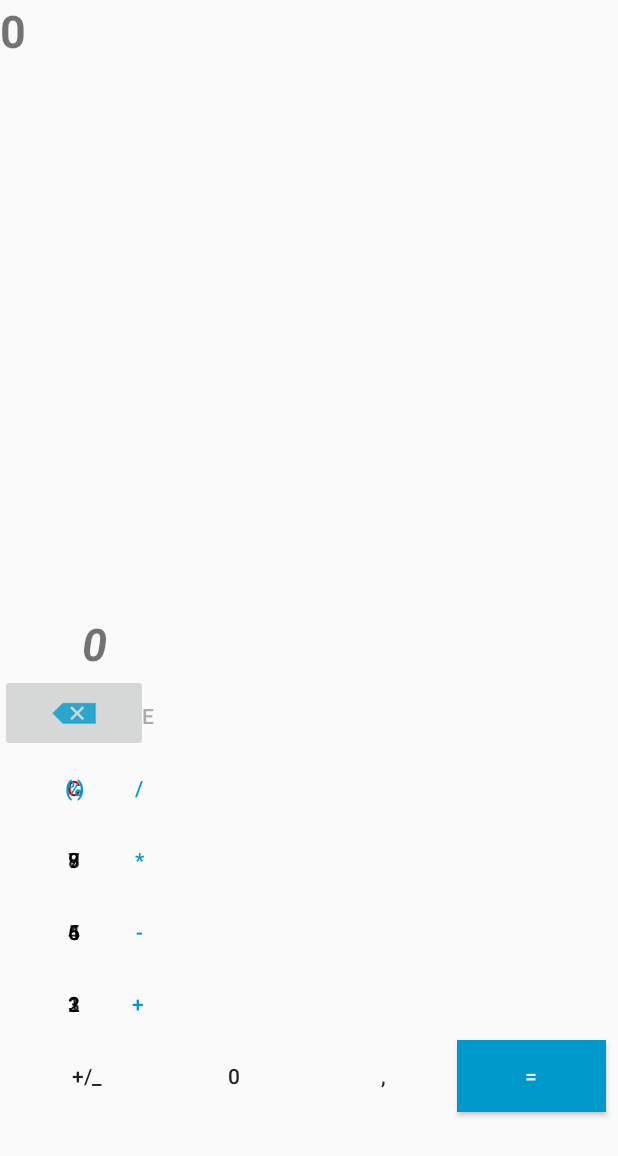
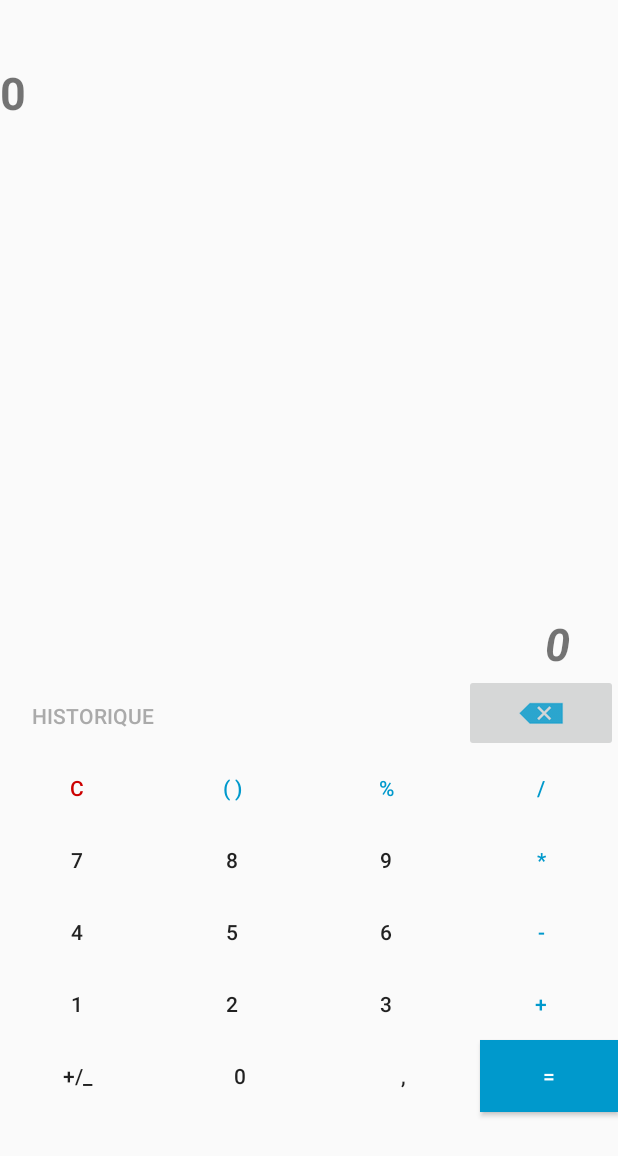
Before and after one commit to lebenef/-CaculatriceAndroid2, an Android app: the screen it shows after launch (MainActivity), on a phone screen of 412 x 824 dp. Shown: the top 1156 px of the screen. Run offline under Robolectric (Android 15) with nearby library versions, the phone set to English and light mode, and no system bars; our stand-ins replace Room's generated code.

Commit message:
LayoutPortraitFinal

```diff
--- a/app/src/main/res/layout/activity_main.xml
+++ b/app/src/main/res/layout/activity_main.xml
@@ -9,18 +9,18 @@
 
     <TextView
         android:id="@+id/textCalc"
-        android:layout_width="752dp"
+        android:layout_width="match_parent"
         android:layout_height="wrap_content"
         android:gravity="top"
         android:text="@string/calc"
         android:textSize="30sp"
         android:textStyle="bold"
-        tools:layout_editor_absoluteX="8dp"
-        tools:layout_editor_absoluteY="8dp" />
+        app:layout_constraintLeft_toRightOf="@+id/guideline3"
+        app:layout_constraintTop_toBottomOf="@+id/guideline7" />
 
     <TextView
         android:id="@+id/textResult"
-        android:layout_width="0dp"
+        android:layout_width="match_parent"
         android:layout_height="wrap_content"
         android:gravity="right"
         android:paddingRight="32dp"
@@ -29,8 +29,8 @@
         android:textStyle="bold|italic"
         android:visibility="visible"
         app:layout_constraintBottom_toTopOf="@+id/buttonDelete"
-        app:layout_constraintWidth_percent="0.25"
-        tools:layout_editor_absoluteX="568dp" />
+        app:layout_constraintRight_toLeftOf="@+id/guideline2"
+        app:layout_constraintWidth_percent="0.25" />
 
     <Button
         android:id="@+id/buttonHisto"
@@ -42,8 +42,8 @@
         android:text="@string/historique"
         android:textColor="@android:color/darker_gray"
         app:layout_constraintBottom_toTopOf="@+id/buttonC"
-        app:layout_constraintWidth_percent="0.30"
-        tools:layout_editor_absoluteX="0dp" />
+        app:layout_constraintLeft_toRightOf="@+id/guideline3"
+        app:layout_constraintWidth_percent="0.30" />
 
     <ImageButton
         android:id="@+id/buttonDelete"
@@ -53,9 +53,9 @@
         android:onClick="btnDelete"
         android:tint="@android:color/holo_blue_dark"
         app:layout_constraintBottom_toTopOf="@+id/buttonDiv"
-        app:layout_constraintWidth_percent="0.24"
-        app:srcCompat="@android:drawable/ic_input_delete"
-        tools:layout_editor_absoluteX="576dp" />
+        app:layout_constraintRight_toLeftOf="@+id/guideline2"
+        app:layout_constraintWidth_percent="0.25"
+        app:srcCompat="@android:drawable/ic_input_delete" />
 
 
     <Button
@@ -67,8 +67,8 @@
         android:text="@string/c"
         android:textColor="@android:color/holo_red_dark"
         app:layout_constraintBottom_toTopOf="@+id/button7"
-        app:layout_constraintWidth_percent="0.24"
-        tools:layout_editor_absoluteX="8dp" />
+        app:layout_constraintLeft_toRightOf="@+id/guideline3"
+        app:layout_constraintWidth_percent="0.25" />
 
     <Button
         android:id="@+id/buttonPar"
@@ -79,8 +79,8 @@
         android:text="@string/para"
         android:textColor="@android:color/holo_blue_dark"
         app:layout_constraintBottom_toTopOf="@+id/button8"
-        app:layout_constraintWidth_percent="0.24"
-        tools:layout_editor_absoluteX="193dp" />
+        app:layout_constraintLeft_toRightOf="@+id/buttonC"
+        app:layout_constraintWidth_percent="0.25" />
 
     <Button
         android:id="@+id/buttonPour"
@@ -91,20 +91,21 @@
         android:text="@string/pou"
         android:textColor="@android:color/holo_blue_dark"
         app:layout_constraintBottom_toTopOf="@+id/button9"
-        app:layout_constraintWidth_percent="0.24"
-        tools:layout_editor_absoluteX="378dp" />
+        app:layout_constraintLeft_toRightOf="@+id/buttonPar"
+        app:layout_constraintWidth_percent="0.25" />
 
     <Button
         android:id="@+id/buttonDiv"
         style="@style/Widget.AppCompat.Button.Borderless"
-        android:layout_width="185dp"
+        android:layout_width="0dp"
         android:layout_height="wrap_content"
         android:onClick="btnDiv"
         android:text="@string/div"
         android:textColor="@android:color/holo_blue_dark"
         app:layout_constraintBottom_toTopOf="@+id/buttonMul"
-        app:layout_constraintWidth_percent="0.24"
-        tools:layout_editor_absoluteX="569dp" />
+        app:layout_constraintLeft_toRightOf="@+id/buttonPour"
+        app:layout_constraintRight_toLeftOf="@+id/guideline2"
+        app:layout_constraintWidth_percent="0.25" />
 
     <Button
         android:id="@+id/button8"
@@ -114,8 +115,8 @@
         android:onClick="btn8"
         android:text="@string/_8"
         app:layout_constraintBottom_toTopOf="@+id/button5"
-        app:layout_constraintWidth_percent="0.24"
-        tools:layout_editor_absoluteX="193dp" />
+        app:layout_constraintLeft_toRightOf="@+id/button7"
+        app:layout_constraintWidth_percent="0.25" />
 
     <Button
         android:id="@+id/button6"
@@ -125,21 +126,19 @@
         android:onClick="btn6"
         android:text="@string/_6"
         app:layout_constraintBottom_toTopOf="@+id/button3"
-        app:layout_constraintWidth_percent="0.24"
-        tools:layout_editor_absoluteX="378dp" />
+        app:layout_constraintLeft_toRightOf="@+id/button5"
+        app:layout_constraintWidth_percent="0.25" />
 
     <Button
         android:id="@+id/buttonPlusMoins"
         style="@style/Widget.AppCompat.Button.Borderless"
         android:layout_width="0dp"
         android:layout_height="wrap_content"
-        android:layout_marginStart="8dp"
-        android:layout_marginLeft="8dp"
         android:onClick="btnPlusMoins"
         android:text="@string/pm"
         app:layout_constraintBottom_toTopOf="@+id/guideline"
-        app:layout_constraintStart_toStartOf="parent"
-        app:layout_constraintWidth_percent="0.24" />
+        app:layout_constraintLeft_toRightOf="@+id/guideline3"
+        app:layout_constraintWidth_percent="0.25" />
 
     <Button
         android:id="@+id/buttonVir"
@@ -150,8 +149,8 @@
         android:onClick="btnVir"
         android:text="@string/vir"
         app:layout_constraintBottom_toTopOf="@+id/guideline"
-        app:layout_constraintStart_toEndOf="@+id/button0"
-        app:layout_constraintWidth_percent="0.24" />
+        app:layout_constraintRight_toLeftOf="@+id/buttonEgal"
+        app:layout_constraintWidth_percent="0.25" />
 
     <Button
         android:id="@+id/button1"
@@ -161,8 +160,8 @@
         android:onClick="btn1"
         android:text="@string/_1"
         app:layout_constraintBottom_toTopOf="@+id/buttonPlusMoins"
-        app:layout_constraintWidth_percent="0.24"
-        tools:layout_editor_absoluteX="8dp" />
+        app:layout_constraintLeft_toRightOf="@+id/guideline3"
+        app:layout_constraintWidth_percent="0.25" />
 
     <Button
         android:id="@+id/button3"
@@ -172,8 +171,8 @@
         android:onClick="btn3"
         android:text="@string/_3"
         app:layout_constraintBottom_toTopOf="@+id/buttonVir"
-        app:layout_constraintWidth_percent="0.24"
-        tools:layout_editor_absoluteX="378dp" />
+        app:layout_constraintLeft_toRightOf="@+id/button2"
+        app:layout_constraintWidth_percent="0.25" />
 
     <Button
         android:id="@+id/button0"
@@ -184,8 +183,9 @@
         android:onClick="btn0"
         android:text="@string/_0"
         app:layout_constraintBottom_toTopOf="@+id/guideline"
-        app:layout_constraintStart_toEndOf="@+id/buttonPlusMoins"
-        app:layout_constraintWidth_percent="0.24" />
+        app:layout_constraintLeft_toRightOf="@+id/buttonPlusMoins"
+        app:layout_constraintRight_toLeftOf="@+id/buttonVir"
+        app:layout_constraintWidth_percent="0.25" />
 
     <Button
         android:id="@+id/button7"
@@ -195,25 +195,22 @@
         android:onClick="btn7"
         android:text="@string/_7"
         app:layout_constraintBottom_toTopOf="@+id/button4"
-        app:layout_constraintWidth_percent="0.24"
-        tools:layout_editor_absoluteX="8dp" />
+        app:layout_constraintLeft_toRightOf="@+id/guideline3"
+        app:layout_constraintWidth_percent="0.25" />
 
     <Button
         android:id="@+id/buttonEgal"
         style="@style/Widget.AppCompat.Button.Colored"
-        android:layout_width="0dp"
+        android:layout_width="92dp"
         android:layout_height="wrap_content"
         android:layout_gravity="bottom"
-        android:layout_marginEnd="8dp"
-        android:layout_marginRight="8dp"
         android:background="@android:color/holo_blue_dark"
         android:onClick="btnEgal"
         android:text="@string/ega"
         android:textColor="@android:color/background_light"
         app:layout_constraintBottom_toTopOf="@+id/guideline"
-        app:layout_constraintEnd_toEndOf="parent"
-        app:layout_constraintStart_toEndOf="@+id/buttonVir"
-        app:layout_constraintWidth_percent="0.24" />
+        app:layout_constraintRight_toLeftOf="@+id/guideline2"
+        app:layout_constraintWidth_percent="0.25" />
 
     <Button
         android:id="@+id/button4"
@@ -223,32 +220,34 @@
         android:onClick="btn4"
         android:text="@string/_4"
         app:layout_constraintBottom_toTopOf="@+id/button1"
-        app:layout_constraintWidth_percent="0.24"
-        tools:layout_editor_absoluteX="8dp" />
+        app:layout_constraintLeft_toRightOf="@+id/guideline3"
+        app:layout_constraintWidth_percent="0.25" />
 
     <Button
         android:id="@+id/buttonPlus"
         style="@style/Widget.AppCompat.Button.Borderless"
-        android:layout_width="184dp"
+        android:layout_width="0dp"
         android:layout_height="wrap_content"
         android:onClick="btnPlus"
         android:text="@string/plu"
         android:textColor="@android:color/holo_blue_dark"
         app:layout_constraintBottom_toTopOf="@+id/buttonEgal"
-        app:layout_constraintWidth_percent="0.24"
-        tools:layout_editor_absoluteX="569dp" />
+        app:layout_constraintLeft_toRightOf="@+id/button3"
+        app:layout_constraintRight_toLeftOf="@+id/guideline2"
+        app:layout_constraintWidth_percent="0.25" />
 
     <Button
         android:id="@+id/buttonMul"
         style="@style/Widget.AppCompat.Button.Borderless"
-        android:layout_width="185dp"
+        android:layout_width="0dp"
         android:layout_height="wrap_content"
         android:onClick="btnMul"
         android:text="@string/mul"
         android:textColor="@android:color/holo_blue_dark"
         app:layout_constraintBottom_toTopOf="@+id/buttonMoins"
-        app:layout_constraintWidth_percent="0.24"
-        tools:layout_editor_absoluteX="569dp" />
+        app:layout_constraintLeft_toRightOf="@+id/button9"
+        app:layout_constraintRight_toLeftOf="@+id/guideline2"
+        app:layout_constraintWidth_percent="0.25" />
 
     <Button
         android:id="@+id/button9"
@@ -258,8 +257,8 @@
         android:onClick="btn9"
         android:text="@string/_9"
         app:layout_constraintBottom_toTopOf="@+id/button6"
-        app:layout_constraintWidth_percent="0.24"
-        tools:layout_editor_absoluteX="378dp" />
+        app:layout_constraintLeft_toRightOf="@+id/button8"
+        app:layout_constraintWidth_percent="0.25" />
 
     <Button
         android:id="@+id/button5"
@@ -269,8 +268,8 @@
         android:onClick="btn5"
         android:text="@string/_5"
         app:layout_constraintBottom_toTopOf="@+id/button2"
-        app:layout_constraintWidth_percent="0.24"
-        tools:layout_editor_absoluteX="193dp" />
+        app:layout_constraintLeft_toRightOf="@+id/button4"
+        app:layout_constraintWidth_percent="0.25" />
 
     <Button
         android:id="@+id/button2"
@@ -280,21 +279,22 @@
         android:onClick="btn2"
         android:text="@string/_2"
         app:layout_constraintBottom_toTopOf="@+id/button0"
-        app:layout_constraintWidth_percent="0.24"
-        tools:layout_editor_absoluteX="193dp" />
+        app:layout_constraintLeft_toRightOf="@+id/button1"
+        app:layout_constraintWidth_percent="0.25" />
 
     <Button
         android:id="@+id/buttonMoins"
         style="@style/Widget.AppCompat.Button.Borderless"
-        android:layout_width="185dp"
+        android:layout_width="0dp"
         android:layout_height="wrap_content"
         android:layout_gravity="bottom"
         android:onClick="btnMoins"
         android:text="@string/moi"
         android:textColor="@android:color/holo_blue_dark"
         app:layout_constraintBottom_toTopOf="@+id/buttonPlus"
-        app:layout_constraintWidth_percent="0.24"
-        tools:layout_editor_absoluteX="569dp" />
+        app:layout_constraintLeft_toRightOf="@+id/button6"
+        app:layout_constraintRight_toLeftOf="@+id/guideline2"
+        app:layout_constraintWidth_percent="0.25" />
 
     <android.support.constraint.Guideline
         android:id="@+id/guideline"
@@ -303,4 +303,32 @@
         android:orientation="horizontal"
         app:layout_constraintGuide_percent="0.90" />
 
+    <android.support.constraint.Guideline
+        android:id="@+id/guideline2"
+        android:layout_width="wrap_content"
+        android:layout_height="wrap_content"
+        android:orientation="vertical"
+        app:layout_constraintGuide_percent="1" />
+
+    <android.support.constraint.Guideline
+        android:id="@+id/guideline3"
+        android:layout_width="wrap_content"
+        android:layout_height="wrap_content"
+        android:orientation="vertical"
+        app:layout_constraintGuide_percent="0" />
+
+    <android.support.constraint.Guideline
+        android:id="@+id/guideline4"
+        android:layout_width="wrap_content"
+        android:layout_height="wrap_content"
+        android:orientation="horizontal"
+        app:layout_constraintGuide_percent="0.3" />
+
+    <android.support.constraint.Guideline
+        android:id="@+id/guideline7"
+        android:layout_width="wrap_content"
+        android:layout_height="wrap_content"
+        android:orientation="horizontal"
+        app:layout_constraintGuide_percent="0.05" />
+
 </android.support.constraint.ConstraintLayout>
```
